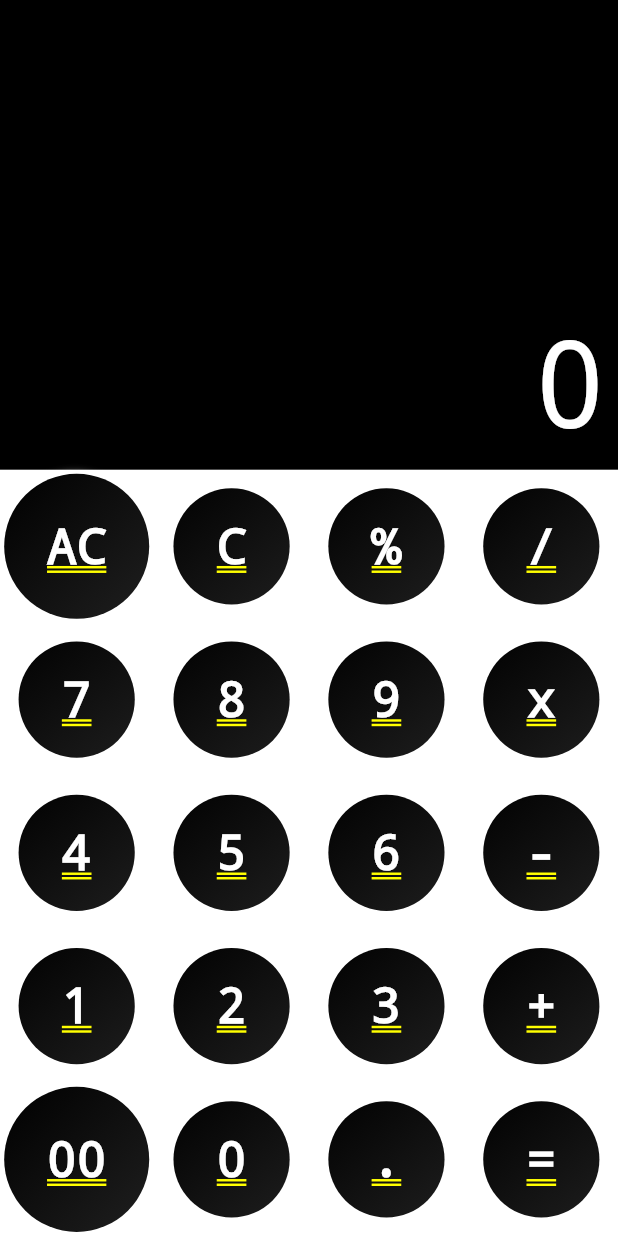
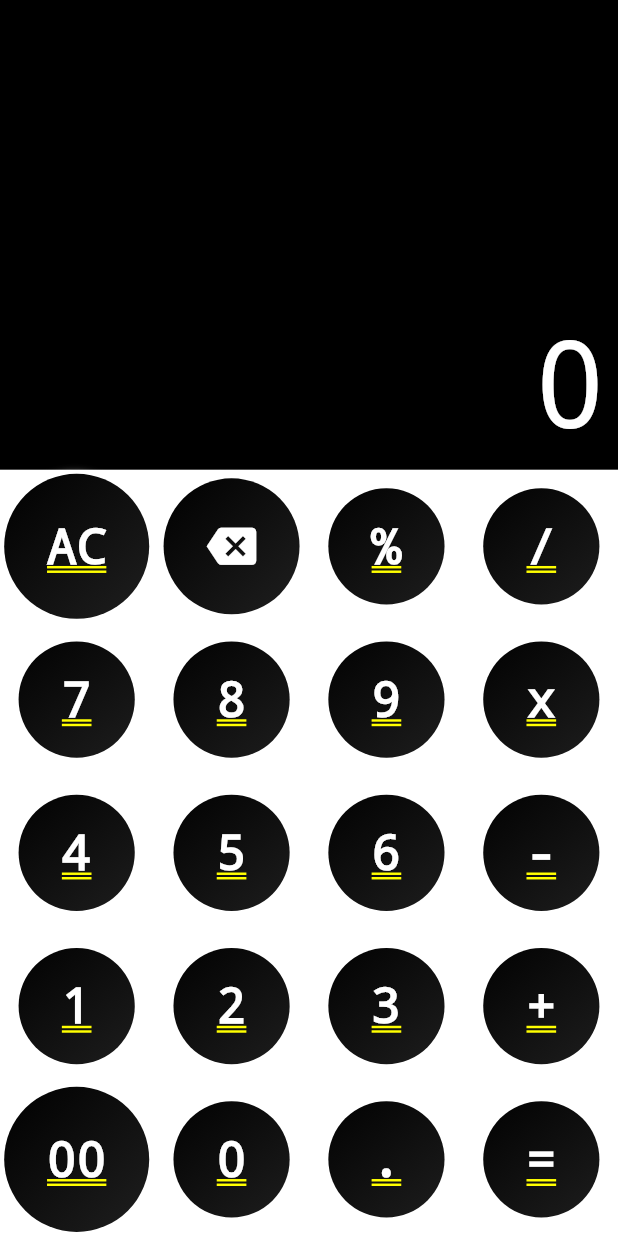
Before and after one commit to jinosh05/neumorphic_calculator, a Flutter app: the screen it shows after launch, on a phone screen of 412 x 824 dp. Run offline on Flutter 3.47's test engine with Material 2 defaults, Android fonts, the phone set to English and light mode, and no system bars; drawn by our look-alikes of auto_size_text, flutter_neumorphic.

Commit message:
Replaced Icon for backspace

```diff
--- a/lib/components/button.dart
+++ b/lib/components/button.dart
@@ -8,6 +8,7 @@ class Button extends StatelessWidget {
     required this.text,
     required this.onPressed,
     this.isBig = false,
+    this.widget,
   });
 
   const Button({
@@ -15,9 +16,11 @@ class Button extends StatelessWidget {
     required this.text,
     required this.onPressed,
     this.isBig = false,
+    this.widget,
   });
 
   final String text;
+  final Widget? widget;
   final bool isBig;
   final void Function(String) onPressed;
 
@@ -43,7 +46,8 @@ class Button extends StatelessWidget {
             boxShape: NeumorphicBoxShape.circle(),
             shape: NeumorphicShape.concave,
           ),
-          child: Text(
+          child: widget ??
+              Text(
                 text,
                 style: TextStyle(
                   color: Colors.white,
--- a/lib/components/keyboard.dart
+++ b/lib/components/keyboard.dart
@@ -26,6 +26,11 @@ class Keyboard extends StatelessWidget {
               ),
               Button(
                 text: 'C',
+                widget: Icon(
+                  Icons.backspace,
+                  color: Colors.white,
+                  size: SizeConfig.fs_04,
+                ),
                 onPressed: onPressed,
               ),
               Button(
```
Lines whose indentation alone changed are shown as unchanged.
